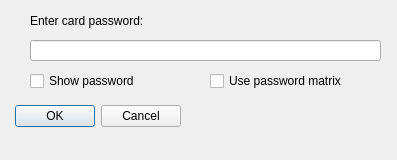
Above: passworddialog.ui from Nitrokey/nitrokey-app before the change. Below: the same form after it.
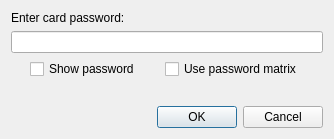
That is the form after the change. Icons and pictures are not drawn.

Diff of the .ui file:
```diff
--- a/passworddialog.ui
+++ b/passworddialog.ui
@@ -6,10 +6,16 @@
    <rect>
     <x>0</x>
     <y>0</y>
-    <width>397</width>
-    <height>160</height>
+    <width>334</width>
+    <height>139</height>
    </rect>
   </property>
+  <property name="sizePolicy">
+   <sizepolicy hsizetype="MinimumExpanding" vsizetype="MinimumExpanding">
+    <horstretch>0</horstretch>
+    <verstretch>0</verstretch>
+   </sizepolicy>
+  </property>
   <property name="windowTitle">
    <string>Password dialog</string>
   </property>
@@ -17,31 +23,22 @@
    <iconset resource="resources.qrc">
     <normaloff>:/images/CS_icon.png</normaloff>:/images/CS_icon.png</iconset>
   </property>
-  <widget class="QDialogButtonBox" name="buttonBox">
-   <property name="geometry">
-    <rect>
-     <x>10</x>
-     <y>100</y>
-     <width>171</width>
-     <height>32</height>
-    </rect>
-   </property>
-   <property name="orientation">
-    <enum>Qt::Horizontal</enum>
-   </property>
-   <property name="standardButtons">
-    <set>QDialogButtonBox::Cancel|QDialogButtonBox::Ok</set>
-   </property>
-  </widget>
+  <layout class="QVBoxLayout" name="verticalLayout">
+   <item>
+    <widget class="QLabel" name="label">
+     <property name="sizePolicy">
+      <sizepolicy hsizetype="Fixed" vsizetype="Fixed">
+       <horstretch>0</horstretch>
+       <verstretch>0</verstretch>
+      </sizepolicy>
+     </property>
+     <property name="text">
+      <string>Enter card password:</string>
+     </property>
+    </widget>
+   </item>
+   <item>
   <widget class="QLineEdit" name="lineEdit">
-   <property name="geometry">
-    <rect>
-     <x>30</x>
-     <y>40</y>
-     <width>351</width>
-     <height>21</height>
-    </rect>
-   </property>
    <property name="maxLength">
     <number>39</number>
    </property>
@@ -49,15 +46,11 @@
     <enum>QLineEdit::Password</enum>
    </property>
   </widget>
+   </item>
+   <item>
+    <layout class="QHBoxLayout" name="horizontalLayout_2">
+     <item>
   <widget class="QCheckBox" name="checkBox">
-   <property name="geometry">
-    <rect>
-     <x>30</x>
-     <y>70</y>
-     <width>141</width>
-     <height>22</height>
-    </rect>
-   </property>
    <property name="sizePolicy">
     <sizepolicy hsizetype="Fixed" vsizetype="Fixed">
      <horstretch>0</horstretch>
@@ -68,34 +61,9 @@
     <string>Show password</string>
    </property>
   </widget>
-  <widget class="QLabel" name="label">
-   <property name="geometry">
-    <rect>
-     <x>30</x>
-     <y>10</y>
-     <width>341</width>
-     <height>21</height>
-    </rect>
-   </property>
-   <property name="sizePolicy">
-    <sizepolicy hsizetype="Fixed" vsizetype="Fixed">
-     <horstretch>0</horstretch>
-     <verstretch>0</verstretch>
-    </sizepolicy>
-   </property>
-   <property name="text">
-    <string>Enter card password:</string>
-   </property>
-  </widget>
+     </item>
+     <item>
   <widget class="QCheckBox" name="checkBox_PasswordMatrix">
-   <property name="geometry">
-    <rect>
-     <x>210</x>
-     <y>70</y>
-     <width>181</width>
-     <height>22</height>
-    </rect>
-   </property>
    <property name="sizePolicy">
     <sizepolicy hsizetype="Fixed" vsizetype="Fixed">
      <horstretch>0</horstretch>
@@ -106,6 +74,50 @@
     <string>Use password matrix</string>
    </property>
   </widget>
+     </item>
+    </layout>
+   </item>
+   <item>
+    <spacer name="verticalSpacer">
+     <property name="orientation">
+      <enum>Qt::Vertical</enum>
+     </property>
+     <property name="sizeHint" stdset="0">
+      <size>
+       <width>20</width>
+       <height>0</height>
+      </size>
+     </property>
+    </spacer>
+   </item>
+   <item>
+    <layout class="QHBoxLayout" name="horizontalLayout">
+     <item>
+      <spacer name="horizontalSpacer">
+       <property name="orientation">
+        <enum>Qt::Horizontal</enum>
+       </property>
+       <property name="sizeHint" stdset="0">
+        <size>
+         <width>40</width>
+         <height>20</height>
+        </size>
+       </property>
+      </spacer>
+     </item>
+     <item>
+      <widget class="QDialogButtonBox" name="buttonBox">
+       <property name="orientation">
+        <enum>Qt::Horizontal</enum>
+       </property>
+       <property name="standardButtons">
+        <set>QDialogButtonBox::Cancel|QDialogButtonBox::Ok</set>
+       </property>
+      </widget>
+     </item>
+    </layout>
+   </item>
+  </layout>
  </widget>
  <resources>
   <include location="resources.qrc"/>
```
Lines whose indentation alone changed are shown as unchanged.
